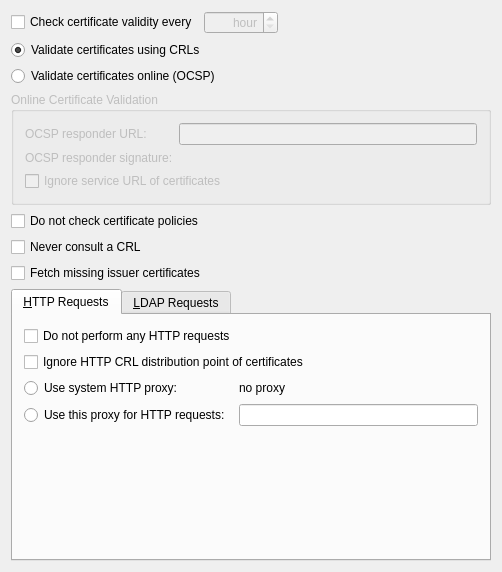
Before: the Qt Designer form conf/smimevalidationconfigurationwidget.ui in sensama/kleopatra, drawn with Qt 5.
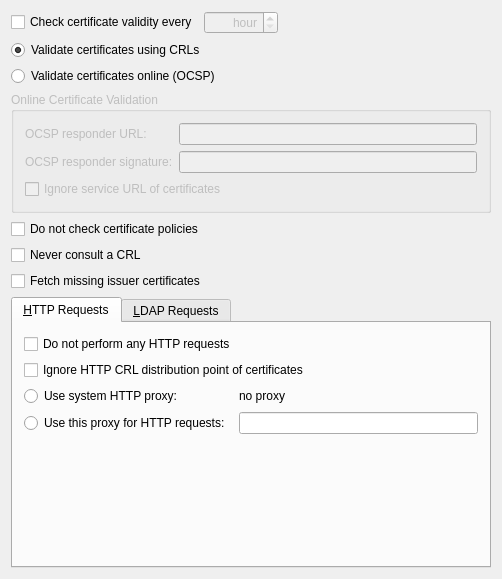
After: the same form once the commit is applied.

Commit message: Make ocsp signer configuration work, if not nicely so.

```diff
--- a/conf/smimevalidationconfigurationwidget.ui
+++ b/conf/smimevalidationconfigurationwidget.ui
@@ -6,7 +6,7 @@
     <x>0</x>
     <y>0</y>
     <width>502</width>
-    <height>572</height>
+    <height>579</height>
    </rect>
   </property>
   <layout class="QVBoxLayout" name="verticalLayout" >
@@ -122,7 +122,11 @@
        </widget>
       </item>
       <item row="1" column="1" >
-       <widget class="QWidget" native="1" name="OCSPResponderSignature" />
+       <widget class="QLineEdit" name="OCSPResponderSignature" >
+        <property name="whatsThis" >
+         <string>Enter here the certificate used to sign responses of the server for online validation of certificates (OCSP responder). The certificate is identified by its &lt;em>fingerprint&lt;/em>.</string>
+        </property>
+       </widget>
       </item>
       <item row="2" column="0" colspan="2" >
        <widget class="QCheckBox" name="ignoreServiceURLCB" >
```
The commit also changes 1 other file.
